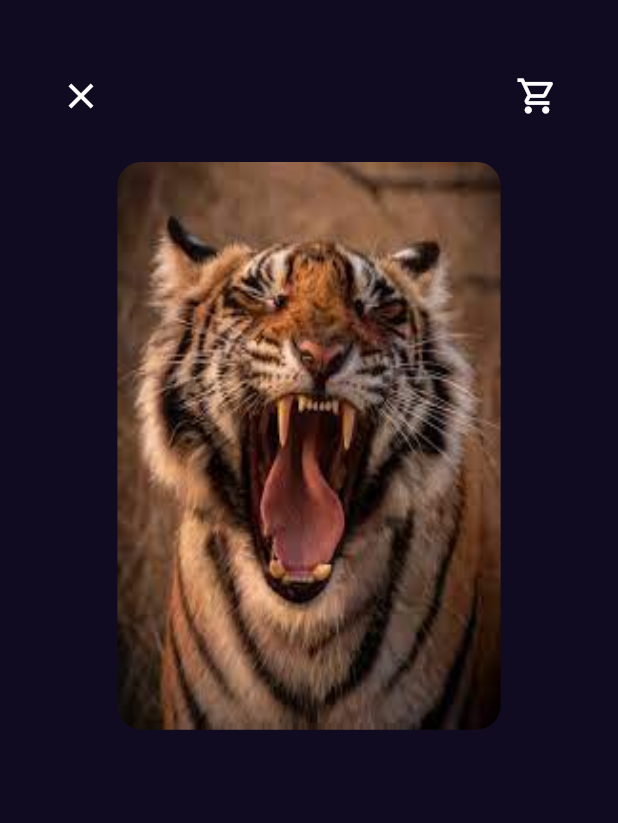
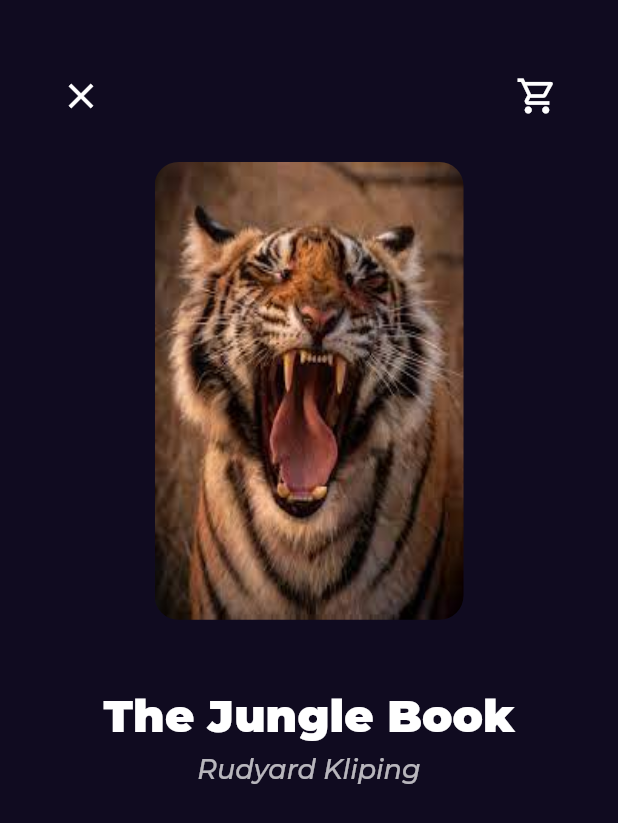
Before and after one commit to mahmoud-gabr/bookly_app, a Flutter app: the BookDetailsView screen opened by its route, on a phone screen of 412 x 824 dp. Shown: the top 823 px of the screen. Run offline on Flutter 3.47's test engine with Material 2 defaults, Android fonts, the phone set to English and light mode, and no system bars; our stand-ins replace font_awesome_flutter, go_router, google_fonts.

Commit message:
add title & subtitle to book details view

```diff
--- a/lib/core/utils/styles.dart
+++ b/lib/core/utils/styles.dart
@@ -19,6 +19,6 @@ abstract class Styles {
   );
   static const textStyle30 = TextStyle(
     fontSize: 30,
-    fontWeight: FontWeight.normal,
+    fontWeight: FontWeight.w900,
   );
 }
--- a/lib/features/home/presentation/views/widgets/book_details_view_body.dart
+++ b/lib/features/home/presentation/views/widgets/book_details_view_body.dart
@@ -1,3 +1,4 @@
+import 'package:book_app/core/utils/styles.dart';
 import 'package:book_app/features/home/presentation/views/widgets/custom_book_details_app_bar.dart';
 import 'package:book_app/features/home/presentation/views/widgets/custom_book_image.dart';
 import 'package:flutter/material.dart';
@@ -12,8 +13,28 @@ class BookDetailsViewBody extends StatelessWidget {
       children: [
         const CustomBookDetaisAppBar(),
         Padding(
-          padding: EdgeInsets.symmetric(horizontal: width * .19),
+          padding: EdgeInsets.symmetric(horizontal: width * .25),
           child: const CustomBookImage(),
+        ),
+        const SizedBox(
+          height: 46,
+        ),
+        const Text(
+          'The Jungle Book',
+          style: Styles.textStyle30,
+        ),
+        const SizedBox(
+          height: 6,
+        ),
+        Opacity(
+          opacity: .7,
+          child: Text(
+            'Rudyard Kliping',
+            style: Styles.textStyle18.copyWith(
+              fontStyle: FontStyle.italic,
+              fontWeight: FontWeight.w500,
+            ),
+          ),
         ),
       ],
     );
```
